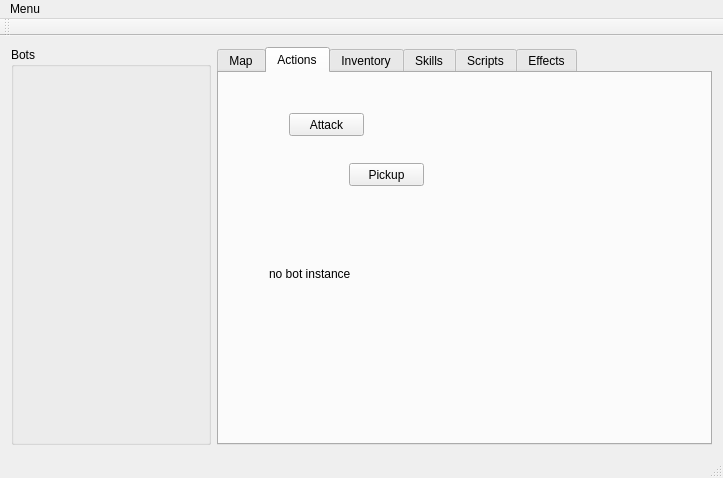
Qt form mainwindow.ui (antonshtunder/l2botcontrol) before a commit.
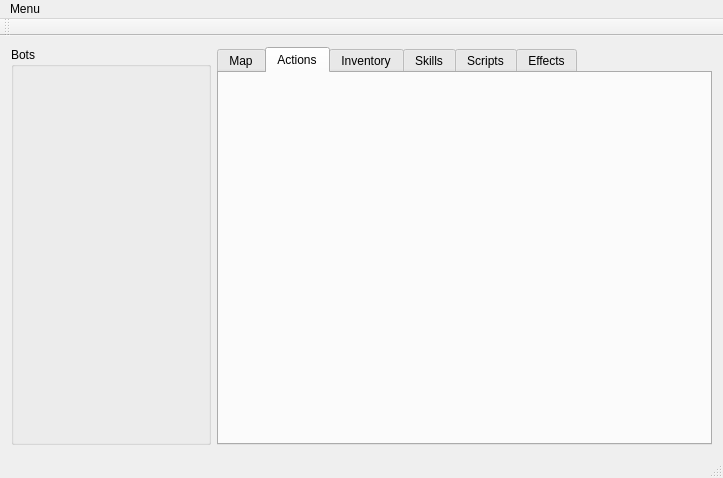
The same form after that commit. The open tabs and pages were chosen to show the change.

Patch:
```diff
--- a/mainwindow.ui
+++ b/mainwindow.ui
@@ -60,45 +60,6 @@
        <attribute name="title">
         <string>Actions</string>
        </attribute>
-       <widget class="QPushButton" name="btnAttack">
-        <property name="geometry">
-         <rect>
-          <x>70</x>
-          <y>40</y>
-          <width>75</width>
-          <height>23</height>
-         </rect>
-        </property>
-        <property name="text">
-         <string>Attack</string>
-        </property>
-       </widget>
-       <widget class="QPushButton" name="btnPickup">
-        <property name="geometry">
-         <rect>
-          <x>130</x>
-          <y>90</y>
-          <width>75</width>
-          <height>23</height>
-         </rect>
-        </property>
-        <property name="text">
-         <string>Pickup</string>
-        </property>
-       </widget>
-       <widget class="QLabel" name="lblBotInstance">
-        <property name="geometry">
-         <rect>
-          <x>50</x>
-          <y>190</y>
-          <width>101</width>
-          <height>21</height>
-         </rect>
-        </property>
-        <property name="text">
-         <string>no bot instance</string>
-        </property>
-       </widget>
       </widget>
       <widget class="QWidget" name="inventoryTab">
        <attribute name="title">
```
Left out of the diff: 2 changed lines with no effect on the pictures.
